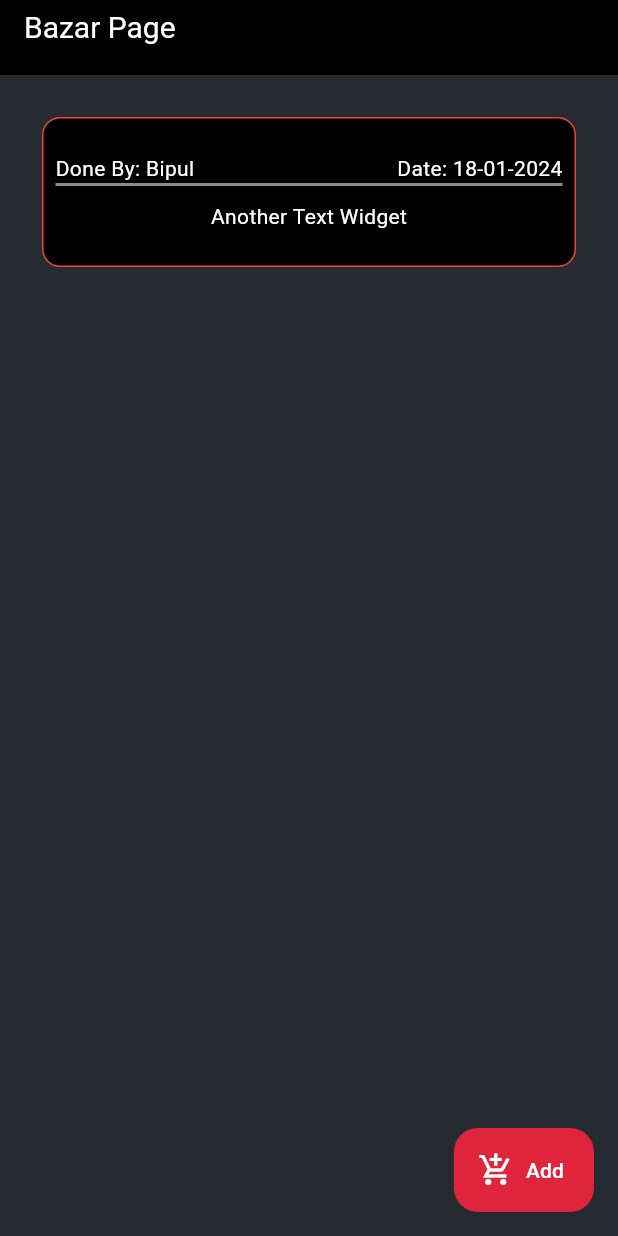
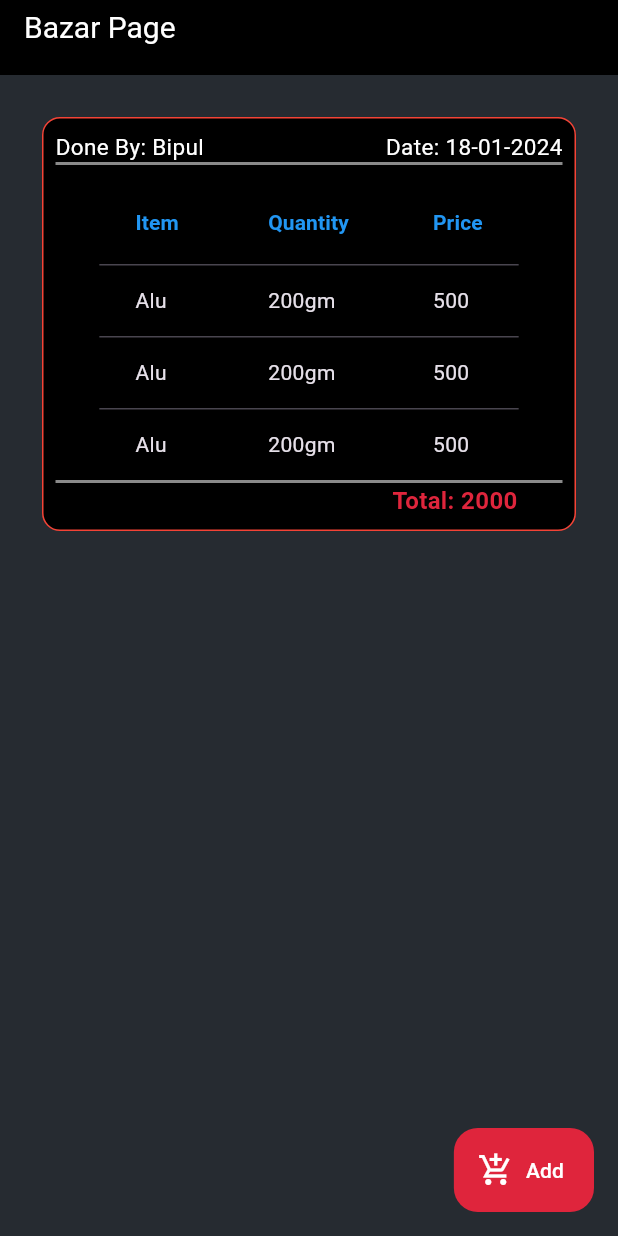
Before and after one commit to nafi-ullah/Mess-Manager, a Flutter app: the screen it shows after launch, on a phone screen of 412 x 824 dp. Run offline on Flutter 3.47's test engine with Material 3 defaults, Android fonts, the light colour scheme and no system bars; our stand-ins replace curved_navigation_bar, font_awesome_flutter, google_fonts, shared_preferences; missing offline and left inert: zego_uikit_prebuilt_call.

Commit message:
primary bazar ui

```diff
--- a/lib/widgets/bazarData.dart
+++ b/lib/widgets/bazarData.dart
@@ -1,4 +1,5 @@
 import 'package:flutter/material.dart';
+import 'package:mess_app/constants/constants.dart';
 
 class BazarData extends StatelessWidget {
   const BazarData({super.key});
@@ -7,6 +8,7 @@ class BazarData extends StatelessWidget {
   Widget build(BuildContext context) {
     String doneName = "Bipul";
     String bazarDate = "18-01-2024";
+    String total = "2000";
 
     return Container(
       width: double.infinity, // Full width
@@ -27,12 +29,16 @@ class BazarData extends StatelessWidget {
             children: [
               Text(
                 'Done By: ${doneName}',
-                style: TextStyle(color: Colors.white),
+                style: TextStyle(color: Colors.white,
+                fontSize: 15.0
+                ),
               ),
               Spacer(),
               Text(
                 'Date: ${bazarDate}',
-                style: TextStyle(color: Colors.white),
+                style: TextStyle(color: Colors.white,
+                    fontSize: 15.0
+                ),
               ),
             ],
           ),
@@ -46,10 +52,75 @@ class BazarData extends StatelessWidget {
           ),
 
           SizedBox(height: 10.0),
-          Text(
-            'Another Text Widget',
-            style: TextStyle(color: Colors.white),
+          DataTable(
+              columns: [
+                DataColumn(label: Text('Item ',
+                style: TextStyle(
+                  color: Colors.blue,
+                  fontWeight: FontWeight.bold
+                ),
+                )),
+                DataColumn(label: Text('Quantity',
+                  style: TextStyle(
+                      color: Colors.blue,
+                      fontWeight: FontWeight.bold
+                  ),
+                )),
+                DataColumn(label: Text('Price',
+                  style: TextStyle(
+                      color: Colors.blue,
+                      fontWeight: FontWeight.bold
+                  ),
+                )),
+              ],
+
+              rows: [
+                DataRow(
+                  cells: [
+                    DataCell(Text("Alu")),
+                    DataCell(Text("200gm")),
+                    DataCell(Text("500")),
+                  ],
+                ),
+                DataRow(
+                  cells: [
+                    DataCell(Text("Alu")),
+                    DataCell(Text("200gm")),
+                    DataCell(Text("500")),
+                  ],
+                ),
+                DataRow(
+                  cells: [
+                    DataCell(Text("Alu")),
+                    DataCell(Text("200gm")),
+                    DataCell(Text("500")),
+                  ],
+                ),
+              ]
           ),
+          Container(
+            height: 2.0,
+            width: double.infinity,
+            decoration: BoxDecoration(
+              color: Colors.white54,
+
+            ),
+          ),
+          Row(
+            children: [
+              Spacer(),
+              Text("Total: ${total}",
+                style: TextStyle(
+                    fontSize: 16.0,
+                    color: kPrimaryColor,
+                    fontWeight: FontWeight.bold
+                ),
+              ),
+              SizedBox(
+                width: 30.0,
+              )
+            ],
+          )
         ],
       ),
     );
```
